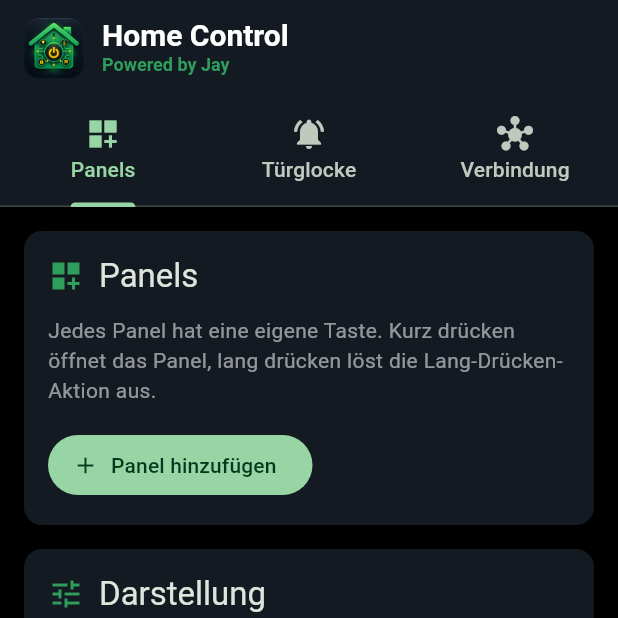
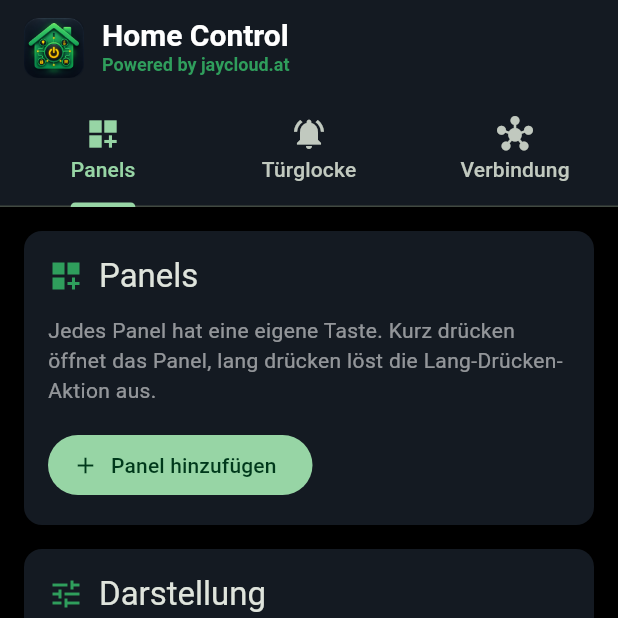
Before and after one commit to JayLo1401/home.control, a Flutter app: the screen it shows after launch, on a phone screen of 412 x 824 dp, the top half of it. Run offline on Flutter 3.47's test engine with Material 3 defaults, Android fonts, the phone set to English and light mode, and no system bars; our stand-ins replace shared_preferences; statements that could not run were skipped; project files that could hold a hidden picture were left out.

Commit message:
chore: Einheitlicher Name JayCloud Home Control, "Powered by jaycloud.at"
Co-Authored-By: Claude Opus 5.5 <noreply@anthropic.com>

```diff
--- a/lib/settings/settings_page.dart
+++ b/lib/settings/settings_page.dart
@@ -234,7 +234,7 @@ class _SettingsPageState extends State<SettingsPage> {
                 onTap: () async {
                   if (!await NativeBridge.openUrl(_homepage)) _snack('Kein Browser gefunden: $_homepage');
                 },
-                child: const Text('Powered by Jay',
+                child: const Text('Powered by jaycloud.at',
                     style: TextStyle(color: brandGreen, fontWeight: FontWeight.w600, fontSize: 12, height: 1.3)),
               ),
             ]),
```
Also changed, not shown: 2 other files.
